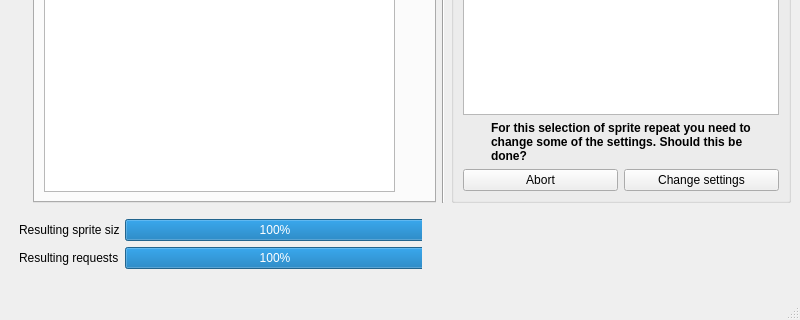
First picture: the form in src/ui/mainwindow.ui, repository pcvolkmer/spritegenerator, before the edit; both pictures show x 0 to 800 and y 463 to 783 of the 800 by 783 pixel window.
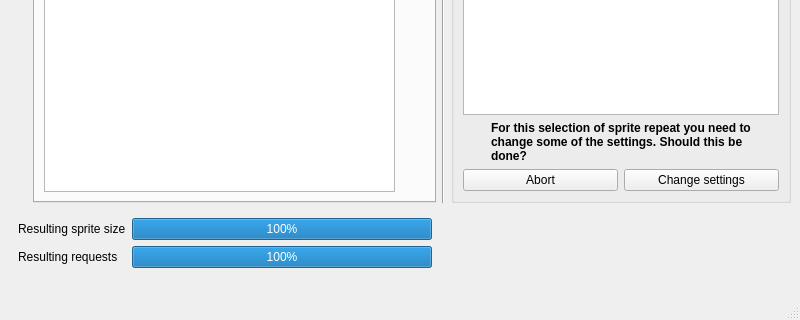
Second picture: the form after the edit. Icons and pictures are not drawn. Custom widgets are drawn as their Qt base class.

Commit message: Code cleanup on MainWindow class.

Patch:
```diff
--- a/src/ui/mainwindow.ui
+++ b/src/ui/mainwindow.ui
@@ -467,15 +467,8 @@
         <height>80</height>
        </size>
       </property>
-      <widget class="QWidget" name="">
-       <property name="geometry">
-        <rect>
-         <x>10</x>
-         <y>10</y>
-         <width>403</width>
-         <height>50</height>
-        </rect>
-       </property>
+      <layout class="QGridLayout" name="gridLayout_6">
+       <item row="0" column="0">
        <layout class="QFormLayout" name="formLayout">
         <property name="labelAlignment">
          <set>Qt::AlignLeading|Qt::AlignLeft|Qt::AlignVCenter</set>
@@ -521,7 +514,21 @@
          </widget>
         </item>
        </layout>
-      </widget>
+       </item>
+       <item row="0" column="1">
+        <spacer name="horizontalSpacer">
+         <property name="orientation">
+          <enum>Qt::Horizontal</enum>
+         </property>
+         <property name="sizeHint" stdset="0">
+          <size>
+           <width>374</width>
+           <height>20</height>
+          </size>
+         </property>
+        </spacer>
+       </item>
+      </layout>
      </widget>
     </item>
    </layout>
```
Lines whose indentation alone changed are shown as unchanged. The commit also changes 2 other files.
